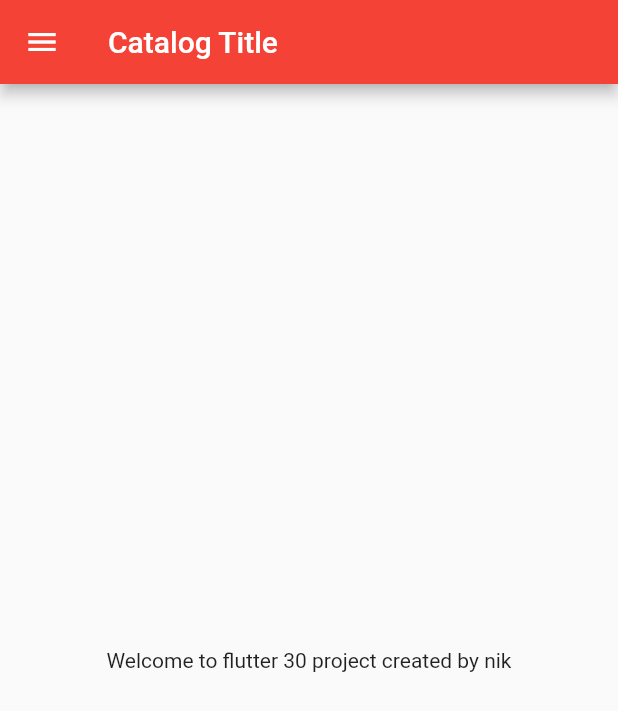
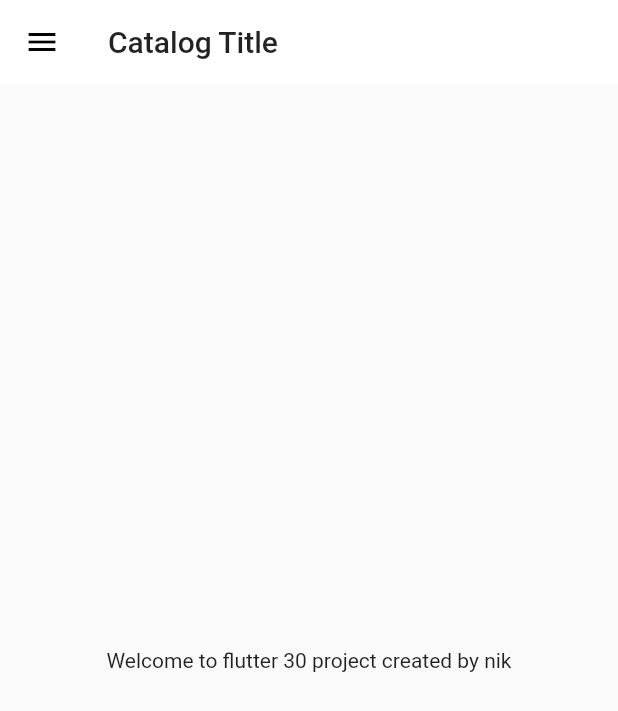
Before and after one commit to nikgit29/flutterlearn, a Flutter app: the screen it shows after launch, on a phone screen of 412 x 824 dp. Shown: the top 711 px of the screen. Run offline on Flutter 3.47's test engine with Material 2 defaults, Android fonts, the phone set to English and light mode, and no system bars.

Commit message:
day9 completed, works on theme

```diff
--- a/lib/main.dart
+++ b/lib/main.dart
@@ -1,6 +1,7 @@
 import 'package:flutter/material.dart';
 import 'package:flutter_catalog/pages/home_page.dart';
 import 'package:flutter_catalog/utils/routes.dart';
+import 'package:flutter_catalog/widgets/themes.dart';
 
 import 'pages/login_page.dart';
 
@@ -13,10 +14,9 @@ class MyApp extends StatelessWidget {
   Widget build(BuildContext context) {
     return MaterialApp(
       themeMode: ThemeMode.light,
-      theme: ThemeData(primarySwatch: Colors.red),
-      darkTheme: ThemeData(
-        brightness: Brightness.dark,
-      ),
+      theme: MyTheme.lightTheme(context),
+      darkTheme: MyTheme.dartTheme(context),
+      debugShowCheckedModeBanner: false,
       initialRoute: MyRoutes.homeRoute,
       routes: {
         "/": (context) => LoginPage(),
--- /dev/null
+++ b/lib/widgets/themes.dart
@@ -0,0 +1,16 @@
+import 'package:flutter/material.dart';
+
+class MyTheme {
+  static ThemeData lightTheme(BuildContext context) => ThemeData(
+      primarySwatch: Colors.red,
+      appBarTheme: AppBarTheme(
+        color: Colors.white,
+        elevation: 0.0,
+        iconTheme: IconThemeData(color: Colors.black),
+        textTheme: Theme.of(context).textTheme,
+      ));
+
+  static ThemeData dartTheme(BuildContext context) => ThemeData(
+        brightness: Brightness.dark,
+      );
+}
```
